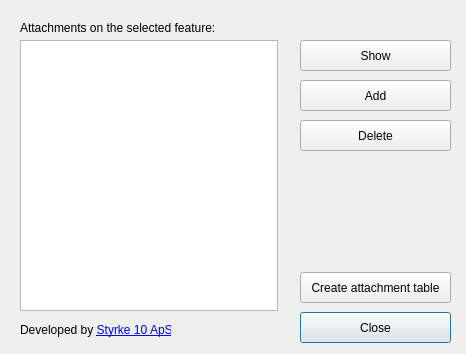
First picture: the form in attachmentmanager/attachmentmanager_dialog_base.ui, repository styrke10/attachmentmanager, before the edit.
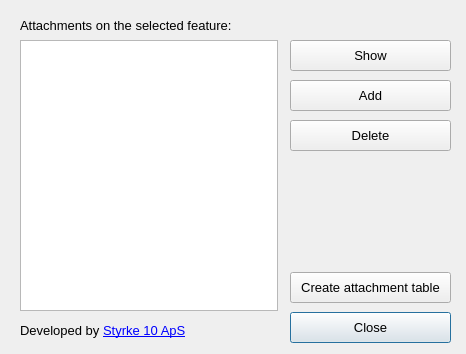
Second picture: the form after the edit.

```diff
--- a/attachmentmanager/attachmentmanager_dialog_base.ui
+++ b/attachmentmanager/attachmentmanager_dialog_base.ui
@@ -16,12 +16,17 @@
   <widget class="QPushButton" name="btnAttachShow">
    <property name="geometry">
     <rect>
-     <x>300</x>
+     <x>290</x>
      <y>40</y>
-     <width>151</width>
+     <width>161</width>
      <height>31</height>
     </rect>
    </property>
+   <property name="font">
+    <font>
+     <pointsize>10</pointsize>
+    </font>
+   </property>
    <property name="text">
     <string>Show</string>
    </property>
@@ -29,12 +34,17 @@
   <widget class="QPushButton" name="btnAttachAdd">
    <property name="geometry">
     <rect>
-     <x>300</x>
+     <x>290</x>
      <y>80</y>
-     <width>151</width>
+     <width>161</width>
      <height>31</height>
     </rect>
    </property>
+   <property name="font">
+    <font>
+     <pointsize>10</pointsize>
+    </font>
+   </property>
    <property name="text">
     <string>Add</string>
    </property>
@@ -42,12 +52,17 @@
   <widget class="QPushButton" name="btnAttachDelete">
    <property name="geometry">
     <rect>
-     <x>300</x>
+     <x>290</x>
      <y>120</y>
-     <width>151</width>
+     <width>161</width>
      <height>31</height>
     </rect>
    </property>
+   <property name="font">
+    <font>
+     <pointsize>10</pointsize>
+    </font>
+   </property>
    <property name="text">
     <string>Delete</string>
    </property>
@@ -55,12 +70,17 @@
   <widget class="QPushButton" name="btnClose">
    <property name="geometry">
     <rect>
-     <x>300</x>
+     <x>290</x>
      <y>312</y>
-     <width>151</width>
+     <width>161</width>
      <height>31</height>
     </rect>
    </property>
+   <property name="font">
+    <font>
+     <pointsize>10</pointsize>
+    </font>
+   </property>
    <property name="text">
     <string>Close</string>
    </property>
@@ -72,11 +92,16 @@
    <property name="geometry">
     <rect>
      <x>20</x>
-     <y>320</y>
-     <width>151</width>
-     <height>21</height>
+     <y>310</y>
+     <width>251</width>
+     <height>41</height>
     </rect>
    </property>
+   <property name="font">
+    <font>
+     <pointsize>10</pointsize>
+    </font>
+   </property>
    <property name="text">
     <string>&lt;html&gt;&lt;head/&gt;&lt;body&gt;&lt;p&gt;Developed by &lt;a href=&quot;https://styrke10.dk&quot;&gt;&lt;span style=&quot; text-decoration: underline; color:#0000ff;&quot;&gt;Styrke 10 ApS&lt;/span&gt;&lt;/a&gt;&lt;/p&gt;&lt;/body&gt;&lt;/html&gt;</string>
    </property>
@@ -103,11 +128,16 @@
    <property name="geometry">
     <rect>
      <x>20</x>
-     <y>20</y>
+     <y>15</y>
      <width>421</width>
-     <height>16</height>
+     <height>21</height>
     </rect>
    </property>
+   <property name="font">
+    <font>
+     <pointsize>10</pointsize>
+    </font>
+   </property>
    <property name="text">
     <string>Attachments on the selected feature:</string>
    </property>
@@ -115,12 +145,17 @@
   <widget class="QPushButton" name="btnSetupAttachments">
    <property name="geometry">
     <rect>
-     <x>300</x>
+     <x>290</x>
      <y>272</y>
-     <width>151</width>
+     <width>161</width>
      <height>31</height>
     </rect>
    </property>
+   <property name="font">
+    <font>
+     <pointsize>10</pointsize>
+    </font>
+   </property>
    <property name="text">
     <string>Create attachment table</string>
    </property>
```
